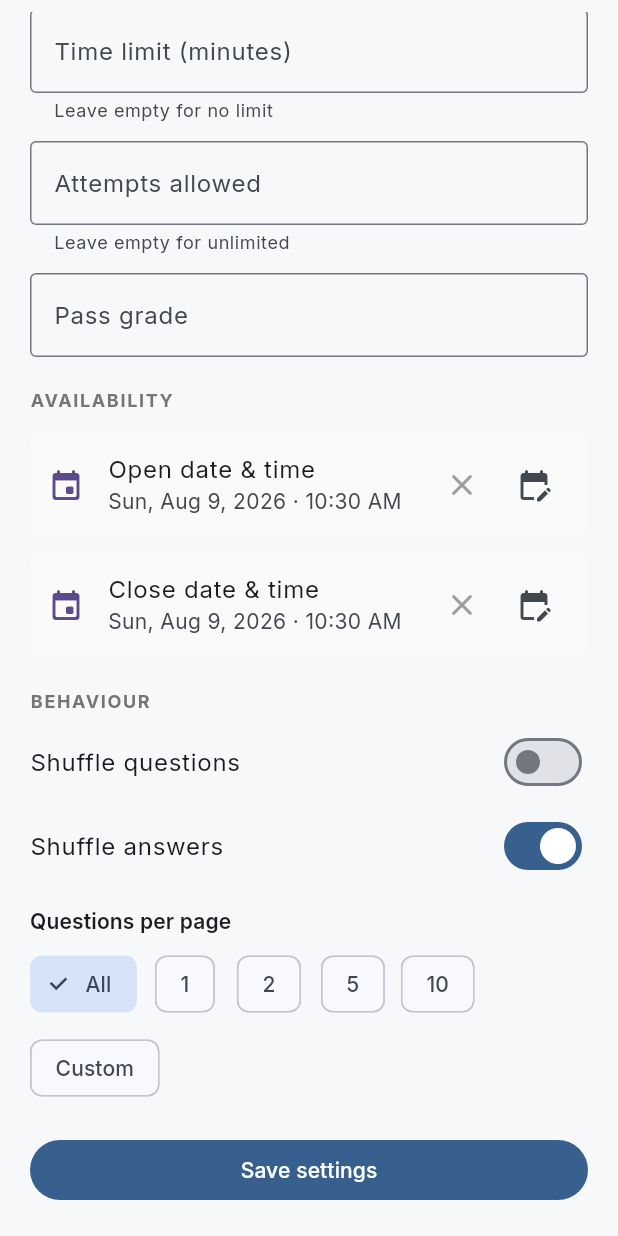
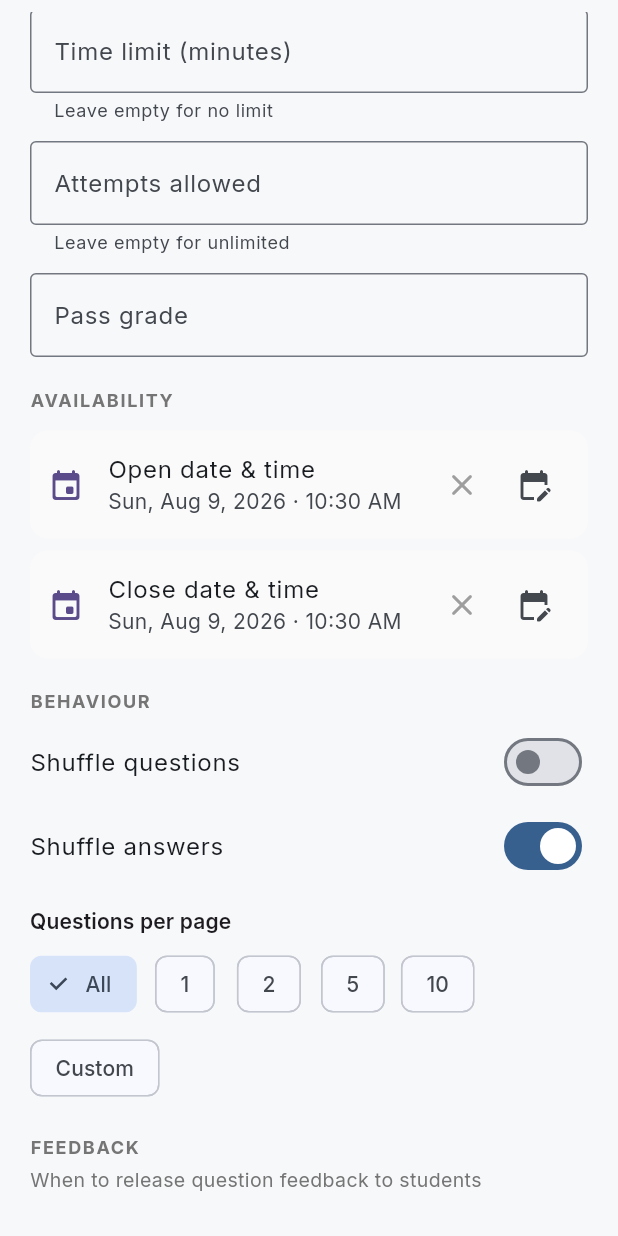
Before and after one commit to levanzed/espace-app, a Flutter app: the QuizSettingsSheet widget shown alone on an empty page, opened directly with empty values, scrolled down 106 dp, on a phone screen of 412 x 824 dp. Run offline on Flutter 3.47's test engine with Material 3 defaults, Android fonts, the phone set to English and light mode, and no system bars; our stand-ins replace dio, file_picker, flutter_riverpod, flutter_secure_storage, flutter_widget_from_html, go_router and 2 more; missing offline and left inert: flutter_math_fork, flutter_quill, flutter_quill_delta_from_html, flutter_quill_extensions, vsc_quill_delta_to_html; accounts and stored records are empty.

Commit message:
feat(quiz): improve attempt workflow, review, feedback and navigation

```diff
--- a/lib/features/quiz_studio/models/quiz_draft.dart
+++ b/lib/features/quiz_studio/models/quiz_draft.dart
@@ -72,6 +72,24 @@ class ShortAnswerEntryDraft {
 
 enum QuizQuestionType { multipleChoice, shortAnswer }
 
+/// When question feedback (correct/incorrect/general) is shown to students.
+enum FeedbackRelease {
+  /// Never show feedback.
+  never,
+
+  /// Show immediately after the attempt is submitted.
+  immediately,
+
+  /// Show only after the quiz open date has passed.
+  afterOpen,
+
+  /// Show only after the quiz close date has passed.
+  afterClose,
+
+  /// Show only after the student's attempt is finished.
+  afterAttempt,
+}
+
 /// Quiz settings for Studio authoring.
 ///
 /// Sent on publish via `payload.settings` (local_espace 1.1.15+).
@@ -85,6 +103,7 @@ class QuizSettingsDraft {
     this.timeOpen,
     this.timeClose,
     this.questionsPerPage = 0,
+    this.feedbackRelease = FeedbackRelease.immediately,
   });
 
   /// 0 = no limit.
@@ -101,6 +120,9 @@ class QuizSettingsDraft {
   /// 0 = all questions on one page; otherwise questions per page.
   int questionsPerPage;
 
+  /// When question feedback is released to students.
+  FeedbackRelease feedbackRelease;
+
   Map<String, dynamic> toJson() => {
         'timeLimitSeconds': timeLimitSeconds,
         'attemptsAllowed': attemptsAllowed,
@@ -110,6 +132,7 @@ class QuizSettingsDraft {
         'timeOpen': timeOpen?.toIso8601String(),
         'timeClose': timeClose?.toIso8601String(),
         'questionsPerPage': questionsPerPage,
+        'feedbackRelease': feedbackRelease.name,
       };
 
   factory QuizSettingsDraft.fromJson(Map<String, dynamic>? json) {
@@ -123,7 +146,24 @@ class QuizSettingsDraft {
       timeOpen: _parseDate(json['timeOpen']),
       timeClose: _parseDate(json['timeClose']),
       questionsPerPage: (json['questionsPerPage'] as num?)?.toInt() ?? 0,
+      feedbackRelease: _parseFeedbackRelease(json['feedbackRelease']),
     );
+  }
+
+  static FeedbackRelease _parseFeedbackRelease(Object? value) {
+    if (value == null) return FeedbackRelease.immediately;
+    switch (value.toString()) {
+      case 'never':
+        return FeedbackRelease.never;
+      case 'afterOpen':
+        return FeedbackRelease.afterOpen;
+      case 'afterClose':
+        return FeedbackRelease.afterClose;
+      case 'afterAttempt':
+        return FeedbackRelease.afterAttempt;
+      default:
+        return FeedbackRelease.immediately;
+    }
   }
 
   static DateTime? _parseDate(Object? value) {
@@ -360,6 +400,7 @@ class QuizDraft {
           ? s.timeClose!.millisecondsSinceEpoch ~/ 1000
           : 0,
       'questionsperpage': s.questionsPerPage,
+      'feedbackrelease': s.feedbackRelease.name,
     };
   }
 
--- a/lib/features/quiz_studio/presentation/quiz_settings_sheet.dart
+++ b/lib/features/quiz_studio/presentation/quiz_settings_sheet.dart
@@ -38,6 +38,7 @@ class _QuizSettingsSheetState extends State<QuizSettingsSheet> {
   late DateTime? _timeOpen;
   late DateTime? _timeClose;
   late int _questionsPerPage;
+  late FeedbackRelease _feedbackRelease;
   bool _customQpp = false;
 
   @override
@@ -58,6 +59,7 @@ class _QuizSettingsSheetState extends State<QuizSettingsSheet> {
     _timeOpen = s.timeOpen;
     _timeClose = s.timeClose;
     _questionsPerPage = s.questionsPerPage;
+    _feedbackRelease = s.feedbackRelease;
     _customQpp = !_qppPresets.contains(s.questionsPerPage) && s.questionsPerPage > 0;
     _customQppController = TextEditingController(
       text: _customQpp ? '${s.questionsPerPage}' : '',
@@ -93,6 +95,7 @@ class _QuizSettingsSheetState extends State<QuizSettingsSheet> {
         timeOpen: _timeOpen,
         timeClose: _timeClose,
         questionsPerPage: qpp,
+        feedbackRelease: _feedbackRelease,
       ),
     );
   }
@@ -259,6 +262,43 @@ class _QuizSettingsSheetState extends State<QuizSettingsSheet> {
               ),
             ],
             const SizedBox(height: 20),
+            const _SectionHeader(label: 'Feedback'),
+            const SizedBox(height: 4),
+            Text(
+              'When to release question feedback to students',
+              style: TextStyle(color: Colors.grey.shade600, fontSize: 13),
+            ),
+            const SizedBox(height: 8),
+            DropdownButtonFormField<FeedbackRelease>(
+              initialValue: _feedbackRelease,
+              decoration: const InputDecoration(
+                border: OutlineInputBorder(),
+              ),
+              items: const [
+                DropdownMenuItem(
+                  value: FeedbackRelease.immediately,
+                  child: Text('Immediately after submission'),
+                ),
+                DropdownMenuItem(
+                  value: FeedbackRelease.afterAttempt,
+                  child: Text('After the attempt is finished'),
+                ),
+                DropdownMenuItem(
+                  value: FeedbackRelease.afterOpen,
+                  child: Text('After the quiz opens'),
+                ),
+                DropdownMenuItem(
+                  value: FeedbackRelease.afterClose,
+                  child: Text('After the quiz closes'),
+                ),
+                DropdownMenuItem(
+                  value: FeedbackRelease.never,
+                  child: Text('Never'),
+                ),
+              ],
+              onChanged: (v) => setState(() => _feedbackRelease = v ?? _feedbackRelease),
+            ),
+            const SizedBox(height: 20),
             FilledButton(
               onPressed: _save,
               child: const Text('Save settings'),
```
Also changed, not shown: lib/features/activity/renderers/quiz_renderer.dart (+42 -5 lines), lib/features/quiz_studio/presentation/quiz_question_card.dart (+11 -2 lines).
